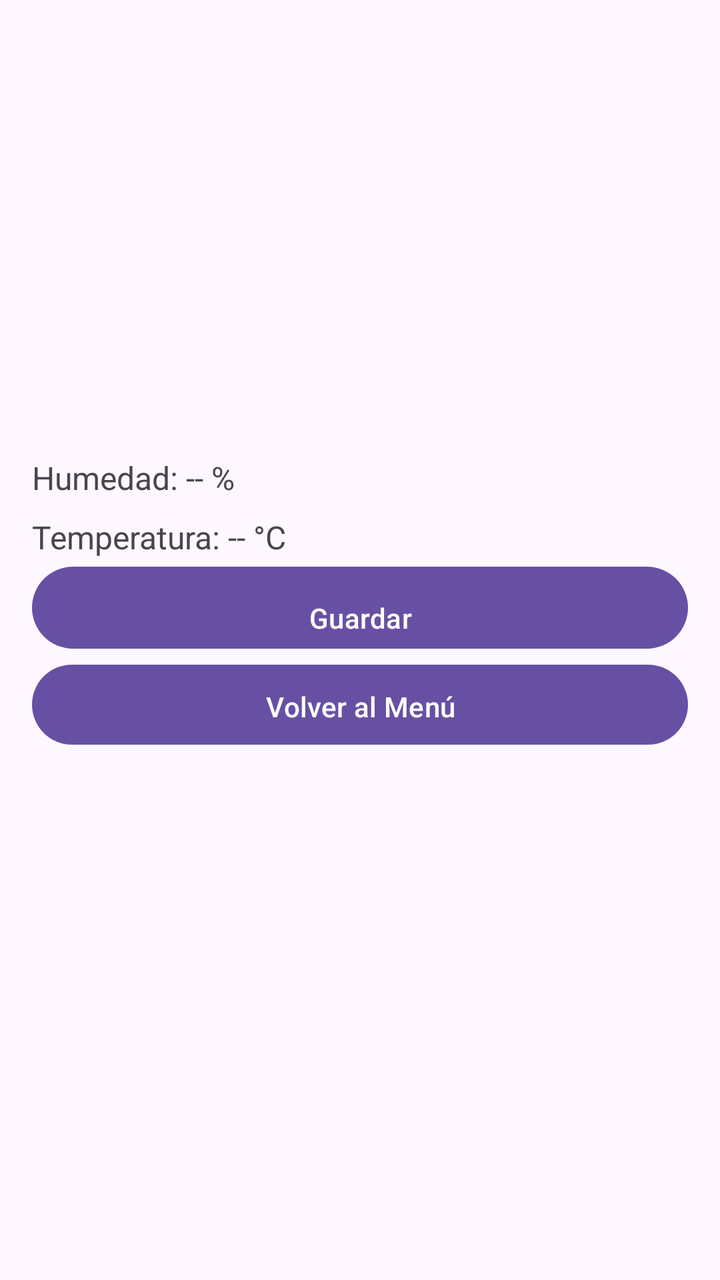
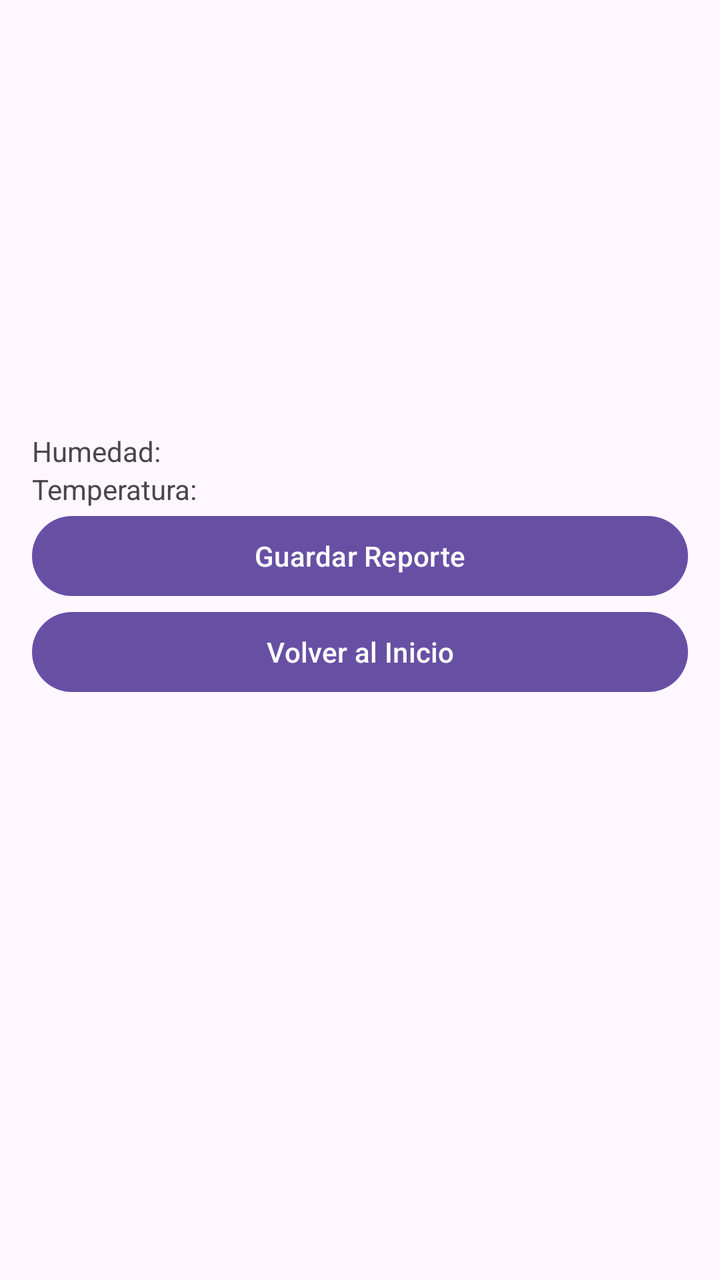

Screens rendered from an Android XML layout before and after an edit, with the pre-edit source and the edit as a unified diff.
<!-- AndroidManifest.xml: application theme Theme.Cultivos_Orquideas -->
<!-- res/layout/resultado_planta.xml -->
<?xml version="1.0" encoding="utf-8"?>
<androidx.constraintlayout.widget.ConstraintLayout xmlns:android="http://schemas.android.com/apk/res/android"
    android:layout_width="match_parent"
    android:layout_height="match_parent">

    <LinearLayout xmlns:android="http://schemas.android.com/apk/res/android"
        android:orientation="vertical"
        android:padding="16dp"
        android:layout_width="match_parent"
        android:layout_height="match_parent">

        <ImageView
            android:id="@+id/imageViewFoto"
            android:layout_width="match_parent"
            android:layout_height="200dp"
            android:scaleType="centerCrop"
            android:contentDescription="Foto de la planta" />

        <TextView
            android:id="@+id/tvHumedad"
            android:layout_width="wrap_content"
            android:layout_height="wrap_content"
            android:text="Humedad: -- %"
            android:textSize="16sp"
            android:paddingTop="12dp"/>

        <TextView
            android:id="@+id/tvTemperatura"
            android:layout_width="wrap_content"
            android:layout_height="wrap_content"
            android:text="Temperatura: -- °C"
            android:textSize="16sp"
            android:paddingTop="8dp"/>

        <Button
            android:id="@+id/btnGuardarReporte"
            android:layout_width="match_parent"
            android:layout_height="wrap_content"
            android:text="Guardar"
            android:paddingTop="16dp"/>

        <Button
            android:id="@+id/btnVolverMain"
            android:layout_width="match_parent"
            android:layout_height="wrap_content"
            android:text="Volver al Menú"
            android:paddingTop="8dp"/>
    </LinearLayout>
</androidx.constraintlayout.widget.ConstraintLayout>
<!-- resources referenced by this layout -->
<resources>
  <style name="Theme.Cultivos_Orquideas" parent="Base.Theme.Cultivos_Orquideas" />
  <style name="Base.Theme.Cultivos_Orquideas" parent="Theme.Material3.DayNight.NoActionBar">
          
          
      </style>
</resources>

<!-- the commit's change to res/layout/resultado_planta.xml (unified diff, before → after) -->
@@ -3,7 +3,8 @@
     android:layout_width="match_parent"
     android:layout_height="match_parent">
 
-    <LinearLayout xmlns:android="http://schemas.android.com/apk/res/android"
+    <LinearLayout
+        xmlns:android="http://schemas.android.com/apk/res/android"
         android:orientation="vertical"
         android:padding="16dp"
         android:layout_width="match_parent"
@@ -13,37 +14,31 @@
             android:id="@+id/imageViewFoto"
             android:layout_width="match_parent"
             android:layout_height="200dp"
-            android:scaleType="centerCrop"
-            android:contentDescription="Foto de la planta" />
+            android:scaleType="centerCrop"/>
 
         <TextView
             android:id="@+id/tvHumedad"
             android:layout_width="wrap_content"
             android:layout_height="wrap_content"
-            android:text="Humedad: -- %"
-            android:textSize="16sp"
-            android:paddingTop="12dp"/>
+            android:text="Humedad:"/>
 
         <TextView
             android:id="@+id/tvTemperatura"
             android:layout_width="wrap_content"
             android:layout_height="wrap_content"
-            android:text="Temperatura: -- °C"
-            android:textSize="16sp"
-            android:paddingTop="8dp"/>
+            android:text="Temperatura:"/>
 
         <Button
             android:id="@+id/btnGuardarReporte"
             android:layout_width="match_parent"
             android:layout_height="wrap_content"
-            android:text="Guardar"
-            android:paddingTop="16dp"/>
+            android:text="Guardar Reporte"/>
 
         <Button
             android:id="@+id/btnVolverMain"
             android:layout_width="match_parent"
             android:layout_height="wrap_content"
-            android:text="Volver al Menú"
-            android:paddingTop="8dp"/>
+            android:text="Volver al Inicio"/>
     </LinearLayout>
+
 </androidx.constraintlayout.widget.ConstraintLayout>
